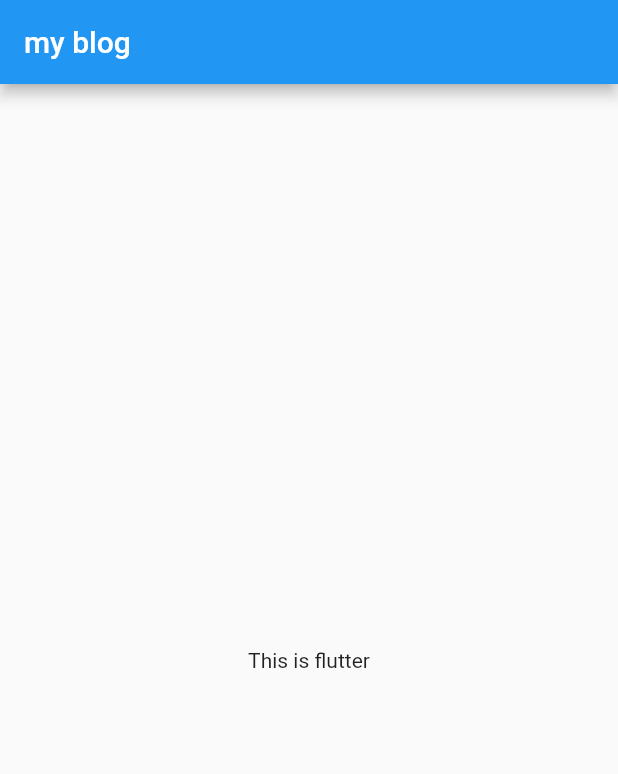
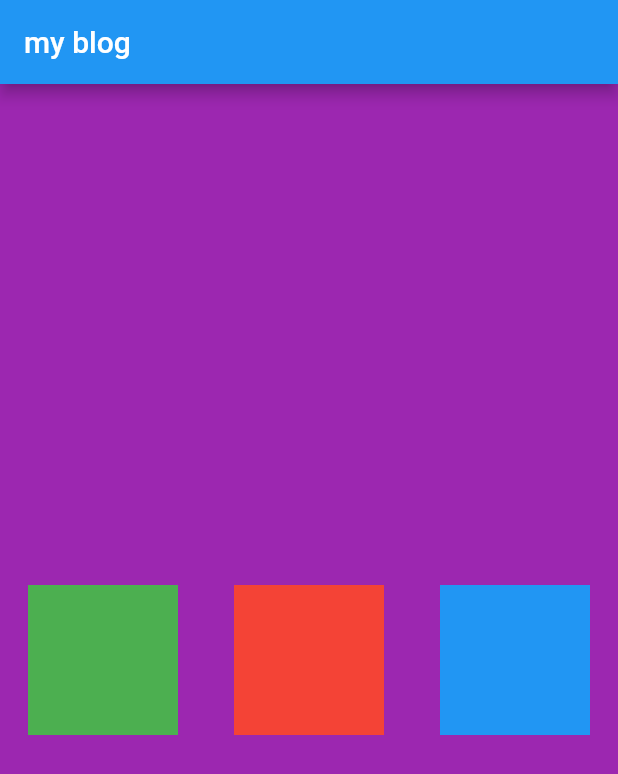
Before and after one commit to viperthapa/flutter-blog, a Flutter app: the screen it shows after launch, on a phone screen of 412 x 824 dp. Shown: the top 774 px of the screen. Run offline on Flutter 3.47's test engine with Material 2 defaults, Android fonts, the phone set to English and light mode, and no system bars.

Commit message:
row column using widgets

```diff
--- a/lib/main.dart
+++ b/lib/main.dart
@@ -8,12 +8,35 @@ class Homepage extends StatelessWidget {
   @override
   Widget build(BuildContext context) {
     return Scaffold(
-      appBar: AppBar(
-        title: Text("my blog"),
-      ),
-      body: Container(
-        child: Center(child: Text("This is flutter")),
-      ),
-    );
+        appBar: AppBar(
+          title: Text("my blog"),
+        ),
+        body: Container(
+            color: Colors.purple,
+            width: MediaQuery.of(context).size.width,
+            height: MediaQuery.of(context).size.height,
+            child: Row(
+              mainAxisAlignment: MainAxisAlignment.spaceAround,
+              children: [
+                Container(
+                  padding: const EdgeInsets.all(9),
+                  width: 100,
+                  height: 100,
+                  color: Colors.green,
+                ),
+                Container(
+                  padding: const EdgeInsets.all(9),
+                  width: 100,
+                  height: 100,
+                  color: Colors.red,
+                ),
+                Container(
+                  padding: const EdgeInsets.all(9),
+                  width: 100,
+                  height: 100,
+                  color: Colors.blue,
+                )
+              ],
+            )));
   }
 }
```
